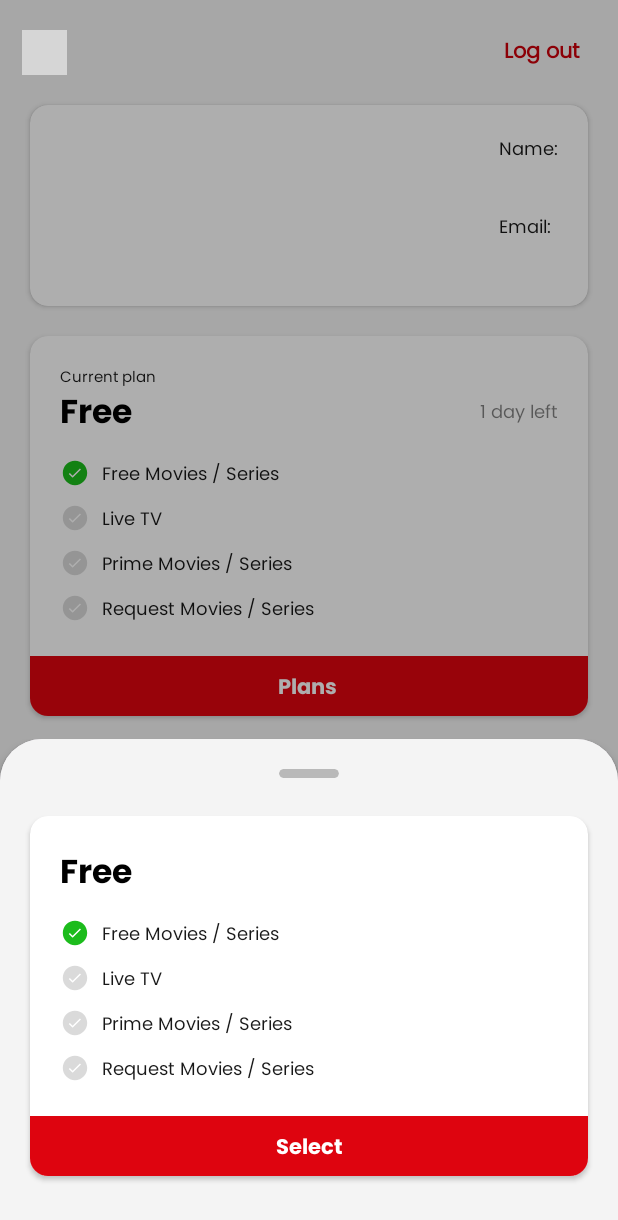
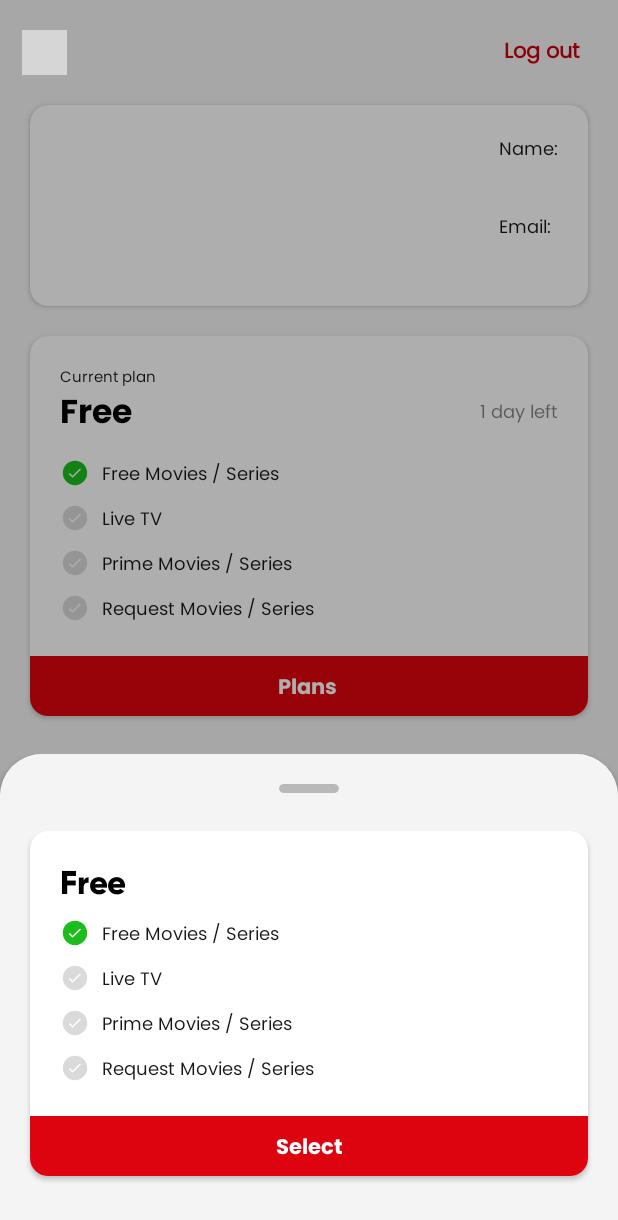
Before and after one commit to rajmaru/Vision, an Android app: the fragment PricingBottomSheet placed in its activity, on a phone screen of 412 x 824 dp. Shown: the top 1220 px of the screen. Run offline under Robolectric (Android 15) with nearby library versions, the phone set to English and light mode, and no system bars; our stand-ins replace Firebase (no records; nobody signed in at launch, a user with empty details on screens opened directly); pictures from the network do not load; grey boxes are pictures that could not be loaded.

Commit message:
dummy data changes

```diff
--- a/app/src/main/java/com/one/vision/fragments/PricingBottomSheet.kt
+++ b/app/src/main/java/com/one/vision/fragments/PricingBottomSheet.kt
@@ -1,6 +1,7 @@
 package com.one.vision.fragments
 
 import android.os.Bundle
+import android.util.Log
 import android.view.LayoutInflater
 import android.view.View
 import android.view.ViewGroup
@@ -29,7 +30,6 @@ class PricingBottomSheet: BottomSheetDialogFragment() {
 
     override fun onViewCreated(view: View, savedInstanceState: Bundle?) {
         super.onViewCreated(view, savedInstanceState)
-
         init()
         getPricingData()
         onClick()
@@ -40,12 +40,25 @@ class PricingBottomSheet: BottomSheetDialogFragment() {
     }
 
     private fun getPricingData() {
-        pricingList.apply {
-            add(Pricing("Free","0"))
-            add(Pricing("Monthly","199"))
-            add(Pricing("Yearly","599"))
+        var activityName = activity?.localClassName
+        activityName = activityName?.replace("activities.","")
+        if(activityName == "AboutActivity"){
+            binding.pricingErrorTitle.visibility = View.GONE
+            pricingList.apply {
+                add(Pricing("Free","0"))
+                add(Pricing("Monthly","199"))
+                add(Pricing("Yearly","599"))
+            }
+            setPricingList()
         }
-        setPricingList()
+        if(activityName == "MovieActivity"){
+            binding.pricingErrorTitle.visibility = View.VISIBLE
+            pricingList.apply {
+                add(Pricing("Monthly","199"))
+                add(Pricing("Yearly","599"))
+            }
+            setPricingList()
+        }
     }
 
     private fun init(){
--- a/app/src/main/res/layout/movie_season_item.xml
+++ b/app/src/main/res/layout/movie_season_item.xml
@@ -65,7 +65,7 @@
             android:layout_height="wrap_content"
             android:layout_marginTop="2dp"
             android:alpha="0.6"
-            android:fontFamily="@font/gilroy_bold"
+            android:fontFamily="@font/gilroy_regular"
             android:text="E1 • 29 Jan 2021 • 21m"
             android:textColor="@color/text_subtitle"
             android:textSize="12sp"
--- a/app/src/main/res/layout/pricing_bottom_sheet.xml
+++ b/app/src/main/res/layout/pricing_bottom_sheet.xml
@@ -25,14 +25,31 @@
                 app:layout_constraintStart_toStartOf="parent"
                 app:layout_constraintTop_toTopOf="parent" />
 
+            <TextView
+                android:id="@+id/pricing_error_title"
+                android:layout_width="0dp"
+                android:layout_height="wrap_content"
+                android:layout_marginStart="24dp"
+                android:layout_marginTop="16dp"
+                android:layout_marginEnd="20dp"
+                android:alpha="0.8"
+                android:fontFamily="@font/gilroy_bold"
+                android:text="Only prime members can access this content."
+                android:textColor="@color/text_title"
+                android:textSize="24sp"
+                app:layout_constraintEnd_toEndOf="parent"
+                app:layout_constraintStart_toStartOf="parent"
+                app:layout_constraintTop_toBottomOf="@id/pricing_divider" />
+
             <androidx.viewpager2.widget.ViewPager2
                 android:id="@+id/pricing_viewpager"
                 android:layout_width="0dp"
                 android:layout_height="wrap_content"
                 android:layout_marginTop="17dp"
+                android:overScrollMode="never"
                 app:layout_constraintEnd_toEndOf="parent"
                 app:layout_constraintStart_toStartOf="parent"
-                app:layout_constraintTop_toBottomOf="@+id/pricing_divider" />
+                app:layout_constraintTop_toBottomOf="@id/pricing_error_title" />
 
             <LinearLayout
                 android:id="@+id/pricing_rv_dots"
--- a/app/src/main/res/layout/pricing_item.xml
+++ b/app/src/main/res/layout/pricing_item.xml
@@ -32,7 +32,7 @@
                 android:layout_height="wrap_content"
                 android:layout_marginStart="20dp"
                 android:layout_marginTop="20dp"
-                android:fontFamily="@font/poppins_bold"
+                android:fontFamily="@font/gilroy_bold"
                 android:text="Free"
                 android:textColor="@color/text_title"
                 android:textSize="22sp"
@@ -66,7 +66,7 @@
                     android:layout_height="wrap_content"
                     android:layout_marginStart="8dp"
                     android:layout_marginTop="3dp"
-                    android:fontFamily="@font/poppins_regular"
+                    android:fontFamily="@font/gilroy_regular"
                     android:text="Free Movies / Series"
                     android:textColor="@color/text_subtitle"
                     android:textSize="12sp"
@@ -89,7 +89,7 @@
                     android:layout_width="wrap_content"
                     android:layout_height="wrap_content"
                     android:layout_marginTop="3dp"
-                    android:fontFamily="@font/poppins_regular"
+                    android:fontFamily="@font/gilroy_regular"
                     android:text="Live TV"
                     android:textColor="@color/text_subtitle"
                     android:textSize="12sp"
@@ -112,7 +112,7 @@
                     android:layout_width="wrap_content"
                     android:layout_height="wrap_content"
                     android:layout_marginTop="3dp"
-                    android:fontFamily="@font/poppins_regular"
+                    android:fontFamily="@font/gilroy_regular"
                     android:text="Prime Movies / Series"
                     android:textColor="@color/text_subtitle"
                     android:textSize="12sp"
@@ -135,7 +135,7 @@
                     android:layout_width="wrap_content"
                     android:layout_height="wrap_content"
                     android:layout_marginTop="3dp"
-                    android:fontFamily="@font/poppins_regular"
+                    android:fontFamily="@font/gilroy_regular"
                     android:text="Request Movies / Series"
                     android:textColor="@color/text_subtitle"
                     android:textSize="12sp"
```
Also changed, not shown: app/src/main/java/com/one/vision/activities/HomeActivity.kt (+14 -14 lines), app/src/main/java/com/one/vision/activities/TagActivity.kt (+8 -8 lines), app/src/main/java/com/one/vision/adapters/MovieSeasonRVAdapter.kt (+6 -8 lines).
